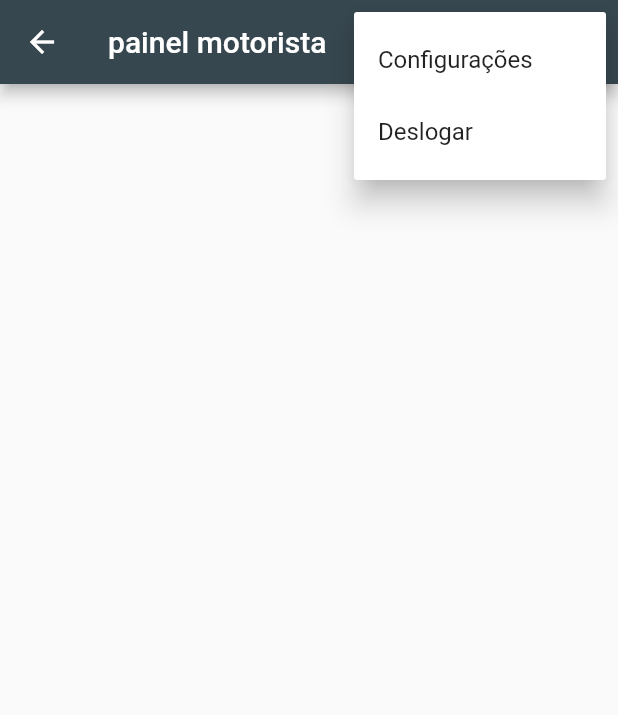
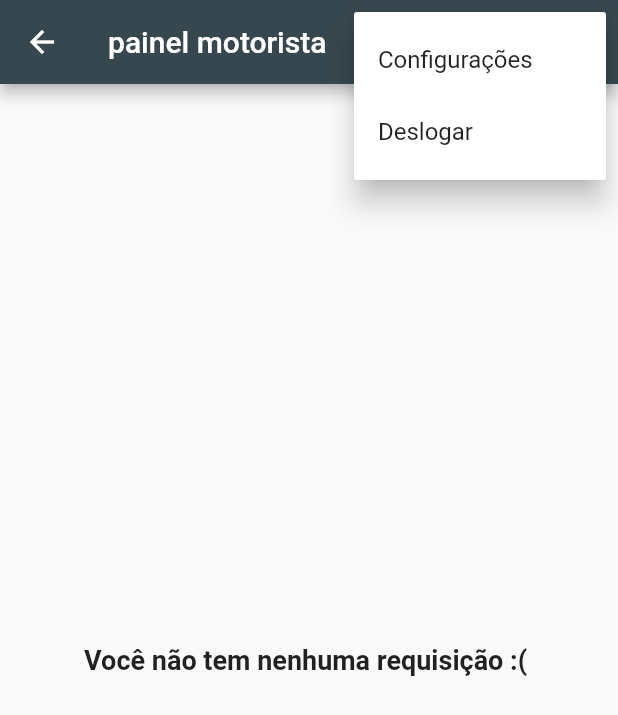
Before and after one commit to devWeslei/uber, a Flutter app: the PainelMotorista screen opened by its route, after a tap on the "more vert" icon, on a phone screen of 412 x 824 dp. Shown: the top 715 px of the screen. Run offline on Flutter 3.47's test engine with Material 2 defaults, Android fonts, the phone set to English and light mode, and no system bars; our stand-ins replace cloud_firestore, firebase_auth, firebase_core, geocoding, geolocator, google_maps_flutter; accounts and stored records are empty.

Commit message:
requisition list for a driver

```diff
--- a/lib/telas/PainelMotorista.dart
+++ b/lib/telas/PainelMotorista.dart
@@ -1,5 +1,8 @@
+import 'dart:async';
+import 'package:cloud_firestore/cloud_firestore.dart';
 import 'package:firebase_auth/firebase_auth.dart';
 import 'package:flutter/material.dart';
+import 'package:uber/util/StatusRequisicao.dart';
 
 class PainelMotorista extends StatefulWidget {
   const PainelMotorista({Key? key}) : super(key: key);
@@ -13,6 +16,8 @@ class _PainelMotoristaState extends State<PainelMotorista> {
   List<String> itensMenu = [
     "Configurações", "Deslogar"
   ];
+  final _controller = StreamController<QuerySnapshot>.broadcast();
+  FirebaseFirestore db = FirebaseFirestore.instance;
 
   _deslogarUsuario() async {
 
@@ -36,8 +41,48 @@ class _PainelMotoristaState extends State<PainelMotorista> {
 
   }
 
+  Stream<QuerySnapshot>? _adicionarListenerRequisicoes(){
+
+    final stream = db.collection("requisicoes")
+        .where("status", isEqualTo: StatusRequisicao.AGUARDANDO)
+        .snapshots();
+
+    stream.listen((dados) {
+      _controller.add(dados);
+    });
+  }
+
+  @override
+  void initState() {
+    super.initState();
+
+    //adiciona listener para recuperar requisições
+    _adicionarListenerRequisicoes();
+
+  }
+
   @override
   Widget build(BuildContext context) {
+
+    var mensagemCarregando = Center(
+      child: Column(
+        children: const [
+          Text("Carregando requisições..."),
+          CircularProgressIndicator()
+        ],
+      ),
+    );
+
+    var mensagemNaoTemDados = const Center(
+        child: Text(
+          "Você não tem nenhuma requisição :( ",
+          style: TextStyle(
+            fontSize: 18,
+            fontWeight: FontWeight.bold
+          ),
+      )
+    );
+
     return Scaffold(
       appBar: AppBar(
         title: Text("painel motorista"),
@@ -57,7 +102,60 @@ class _PainelMotoristaState extends State<PainelMotorista> {
           )
         ],
       ),
-      body: Container(),
+      body: StreamBuilder<QuerySnapshot>(
+          stream: _controller.stream,
+          builder: (context, snapshot){
+            switch( snapshot.connectionState ){
+              case ConnectionState.none:
+              case ConnectionState.waiting:
+                return mensagemCarregando;
+                break;
+              case ConnectionState.active:
+              case ConnectionState.done:
+
+                if( snapshot.hasError ){
+                  return Text("Erro ao carregar os dados!");
+                }else{
+
+                  QuerySnapshot? querySnapshot = snapshot.data;
+                  if( querySnapshot?.docs.length == 0){
+                    return mensagemNaoTemDados;
+                  }else{
+
+                    return ListView.separated(
+                        itemCount: querySnapshot!.docs.length,
+                        separatorBuilder: (context, indice) => const Divider(
+                          height: 2,
+                          color: Colors.grey,
+                        ),
+                        itemBuilder:(context, indice){
+
+                          List<DocumentSnapshot> requisicoes = querySnapshot.docs.toList();
+                          DocumentSnapshot item = requisicoes[indice];
+
+                          String idRequisicao = item ["id"];
+                          String nomePassageiro = item ["passageiro"]["nome"];
+                          String rua = item ["destino"]["rua"];
+                          String numero = item ["destino"]["numero"];
+
+                          return ListTile(
+                            title: Text(nomePassageiro),
+                            subtitle: Text("destino: $rua, $numero"),
+                          );
+
+                        }
+
+                    );
+
+                  }
+
+                }
+
+                break;
+            }
+
+          }),
+
     );
   }
 }
--- a/lib/util/StatusRequisicao.dart
+++ b/lib/util/StatusRequisicao.dart
@@ -5,5 +5,6 @@ class StatusRequisicao {
   static const String A_CAMINHO = "a_caminho";
   static const String VIAGEM = "viagem";
   static const String FINALIZADA  = "finalizada";
+  static const String CANCELADA  = "cancelada";
 
 }
```
Also changed, not shown: lib/telas/PainelPassageiro.dart (+14 -2 lines).
